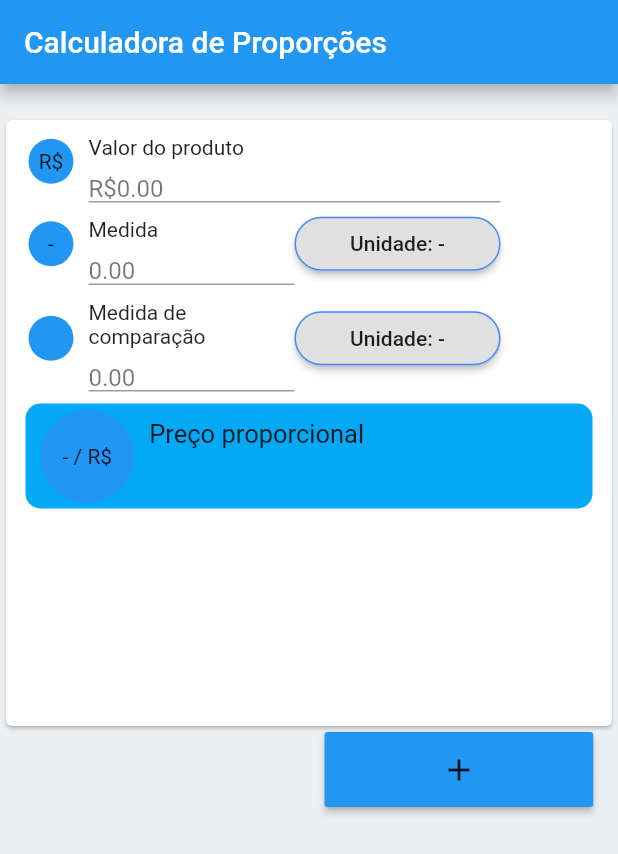
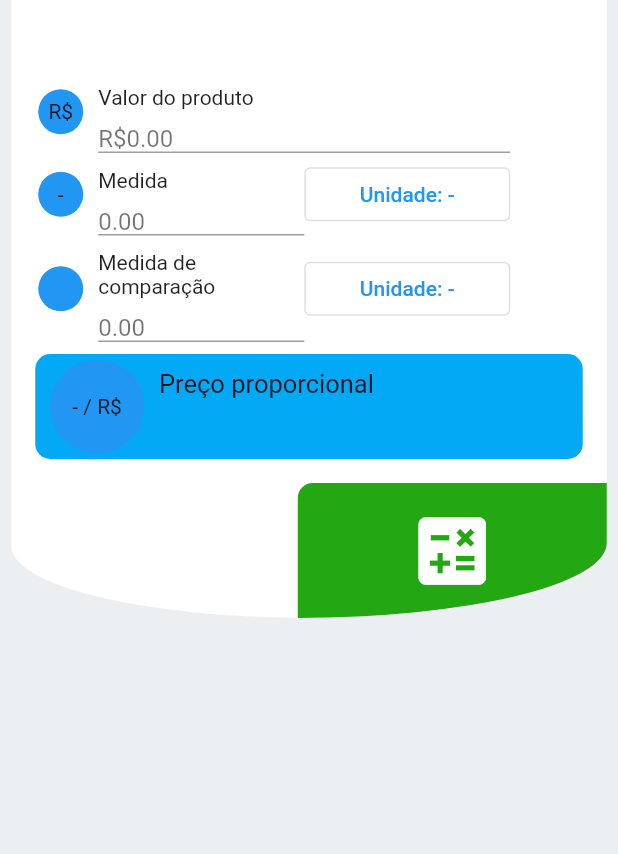
Before and after one commit to gjmcodes/proportional_calculator, a Flutter app: the screen it shows after launch, on a phone screen of 412 x 824 dp. Shown: the top 854 px of the screen. Run offline on Flutter 3.47's test engine with Material 2 defaults, Android fonts, the phone set to English and light mode, and no system bars; our stand-ins replace flutter_masked_text; missing offline and left inert: admob_flutter.

Commit message:
. Layout changes

```diff
--- a/src/lib/main.dart
+++ b/src/lib/main.dart
@@ -1,7 +1,5 @@
 import 'package:admob_flutter/admob_flutter.dart';
 import 'package:flutter/material.dart';
-import 'package:shop_proportions/domain/calculator/entities/app_currenty.entity.dart';
-import 'package:shop_proportions/domain/calculator/entities/price_calculator.root.dart';
 import 'package:shop_proportions/ui/calculator/pages/home.calculator.page.dart';
 
 void main() {
--- a/src/lib/ui/calculator/pages/home.calculator.page.dart
+++ b/src/lib/ui/calculator/pages/home.calculator.page.dart
@@ -31,7 +31,7 @@ class _HomeCalculatorState extends State<HomeCalculator> {
   String proportionalPrice = "";
   List<PriceAmountUnit> proportionalPrices = <PriceAmountUnit>[];
 
-  _calculate() {
+  void calculate() {
     setState(() {
       FocusScope.of(context).unfocus();
 
@@ -63,9 +63,6 @@ class _HomeCalculatorState extends State<HomeCalculator> {
   Widget build(BuildContext context) {
     return Scaffold(
       resizeToAvoidBottomInset: false,
-      appBar: AppBar(
-        title: const Text('Calculadora de Proporções'),
-      ),
       body: Column(
         mainAxisAlignment: MainAxisAlignment.start,
         crossAxisAlignment: CrossAxisAlignment.stretch,
@@ -83,11 +80,9 @@ class _HomeCalculatorState extends State<HomeCalculator> {
               child: ListView(
                 children: [
                   Container(
-                    width: 250,
+                    width: double.infinity,
                     child: Column(children: [
-                      Padding(
-                        padding: const EdgeInsets.fromLTRB(0.0, 20.0, 0.0, 0.0),
-                        child: Column(
+                      Column(
                         children: [
                           Container(
                             width: double.infinity,
@@ -95,32 +90,11 @@ class _HomeCalculatorState extends State<HomeCalculator> {
                                 this.viewModel,
                                 this.priceSourceCtrl,
                                 this.amountSourceCtrl,
-                                  this.amountProportionalCtrl),
+                                this.amountProportionalCtrl,
+                                this.calculate),
                           ), //CARD Container
-
-                            Padding(
-                              padding: const EdgeInsets.fromLTRB(
-                                  0.0, 0.0, 16.5, 0.0),
-                              child: Container(
-                                  width: double.infinity,
-                                  child: Align(
-                                    alignment: Alignment.bottomRight,
-                                    child: ButtonTheme(
-                                      minWidth:
-                                          MediaQuery.of(context).size.width /
-                                              2.3,
-                                      height: 50,
-                                      child: RaisedButton(
-                                        child: const Icon(Icons.add),
-                                        onPressed: () {
-                                          this._calculate();
-                                        },
-                                      ),
-                                    ),
-                                  )),
-                            ), //BUTTON
+                       //BUTTON
                         ],
-                        ),
                       ),
 
                       Padding(
--- a/src/lib/ui/calculator/widgets/input_card.calculator.dart
+++ b/src/lib/ui/calculator/widgets/input_card.calculator.dart
@@ -11,13 +11,15 @@ class InputCard extends StatefulWidget {
   final MoneyMaskedTextController amountProportionalCtrl;
 
   final HomeCalculatorVM viewModel;
+  final Function calculateCallback;
 
   InputCard(this.viewModel, this.priceSourceCtrl, this.amountSourceCtrl,
-      this.amountProportionalCtrl);
+      this.amountProportionalCtrl, this.calculateCallback);
 
   @override
   _InputCardState createState() => _InputCardState(
-      viewModel, priceSourceCtrl, amountSourceCtrl, amountProportionalCtrl);
+      viewModel, priceSourceCtrl, amountSourceCtrl, amountProportionalCtrl
+  , calculateCallback);
 }
 
 class _InputCardState extends State<InputCard> {
@@ -25,10 +27,12 @@ class _InputCardState extends State<InputCard> {
   final MoneyMaskedTextController amountSourceCtrl;
   final MoneyMaskedTextController amountProportionalCtrl;
 
-  HomeCalculatorVM viewModel;
+  final HomeCalculatorVM viewModel;
+  final Function calculateCallback;
+
 
   _InputCardState(this.viewModel, this.priceSourceCtrl, this.amountSourceCtrl,
-      this.amountProportionalCtrl);
+      this.amountProportionalCtrl, this.calculateCallback);
 
   final List<MeasureUnit> _units = MeasureUnit.internationalUnits;
 
@@ -78,21 +82,25 @@ class _InputCardState extends State<InputCard> {
 
   @override
   Widget build(BuildContext context) {
-    return Column(
+    return Padding(
+      padding: const EdgeInsets.fromLTRB(7.5, 0.0, 7.5, 0.0),
+      child: Container(
+        height: MediaQuery.of(context).size.height / 2,
+        width: MediaQuery.of(context).size.width,
+        child: Container(
+          decoration: BoxDecoration(
+              color: Colors.white,
+              borderRadius: BorderRadius.vertical(
+                bottom: Radius.elliptical(MediaQuery.of(context).size.width, 100.0)
+              )),
+          child: Column(
+            mainAxisAlignment: MainAxisAlignment.end,
+            children: [
+              Padding(
+                padding: const EdgeInsets.all(8.0),
+                child: Column(
                   children: [
                     Column(
-          mainAxisAlignment: MainAxisAlignment.center,
-          children: [
-            Container(
-              height: MediaQuery.of(context).size.height / 2,
-              width: MediaQuery.of(context).size.width,
-              child: Card(
-                child: Column(
-                  children: [
-
-                    Padding(
-                      padding: const EdgeInsets.fromLTRB(5.0, 0.0, 5.0, 0.0),
-                      child: Column(
                       children: [
                         Row(
                           children: [
@@ -125,8 +133,10 @@ class _InputCardState extends State<InputCard> {
                               amountProportionalCtrl,
                               width: MediaQuery.of(context).size.width / 3,
                             ),
-                              SelectUnitDropDown(this._selectedUnit, this._units
-                                  , this._updateSelectedProportionalUnit),
+                            SelectUnitDropDown(
+                                this._selectedUnit,
+                                this._units,
+                                this._updateSelectedProportionalUnit),
                           ],
                         ),
                         Padding(
@@ -154,15 +164,41 @@ class _InputCardState extends State<InputCard> {
                           ),
                         ),
                       ],
-                      ),
                     ), //CARD Top Row
                   ],
                 ),
               ),
+              Container(
+                  width: double.infinity,
+                  child: Align(
+                    alignment: Alignment.bottomRight,
+                    child: ButtonTheme(
+                      minWidth: MediaQuery.of(context).size.width / 2,
+                      height: 90,
+                      shape: RoundedRectangleBorder(
+                          borderRadius: BorderRadius.only(
+                             topLeft: Radius.circular(20.0),
+                              bottomRight:  Radius.elliptical(
+                                  MediaQuery.of(context).size.width, 100.0)
                           ),
+                      ),
+                      child: FlatButton(
+                        color: Color.fromARGB(255, 35, 168, 20),
+                        child: const Icon(
+                            Icons.calculate,
+                          color: Colors.white,
+                          size: 60
+                        ),
+                        onPressed: () {
+                          this.calculateCallback();
+                        },
+                      ),
+                    ),
+                  ))
             ],
           ),
-      ],
+        ),
+      ),
     );
   }
 }
@@ -212,14 +248,12 @@ class _SelectUnitDropDownState extends State<SelectUnitDropDown> {
   Widget build(BuildContext context) {
     return Container(
       width: MediaQuery.of(context).size.width / 3,
-      child: RaisedButton(
+      child: OutlinedButton(
         onPressed: () {
           _showUnitsBottomSheet(context, measureUnits, updateUnitCallback);
         },
         child: Text('Unidade: $selectedUnit'),
-        shape: RoundedRectangleBorder(
-            side: BorderSide(color: Colors.blueAccent),
-            borderRadius: BorderRadius.circular(20.0)),
+
       ),
     );
   }
@@ -300,10 +334,7 @@ class CardTextInput extends StatelessWidget {
                   border: const UnderlineInputBorder(
                       borderSide: BorderSide(color: Colors.black, width: 1.0)),
                 ),
-                inputFormatters: [
-                  FilteringTextInputFormatter.digitsOnly
-                ]
-                ,
+                inputFormatters: [FilteringTextInputFormatter.digitsOnly],
               ),
             ),
           ],
--- a/src/lib/ui/calculator/widgets/proportions_list_card.calculator.dart
+++ b/src/lib/ui/calculator/widgets/proportions_list_card.calculator.dart
@@ -1,5 +1,4 @@
 import 'package:flutter/material.dart';
-import 'package:shop_proportions/domain/calculator/entities/amount_unit.entity.dart';
 import 'package:shop_proportions/domain/calculator/entities/price_amount_unit.entity.dart';
 
 class ProportionsListCard extends StatelessWidget {
```
Lines whose indentation alone changed are shown as unchanged.
